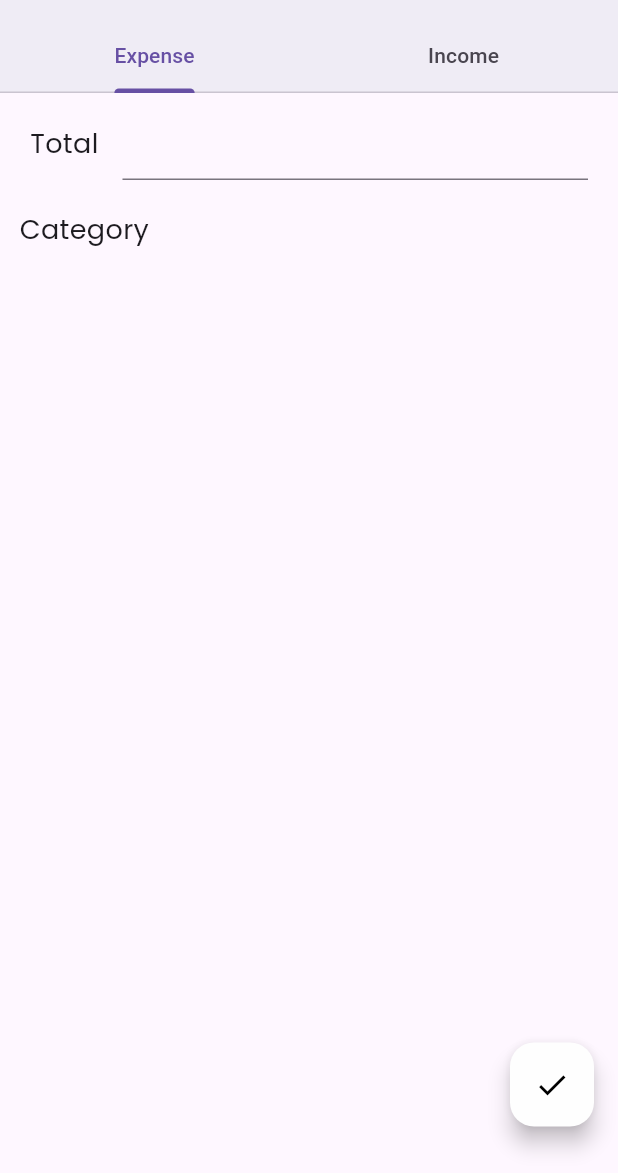
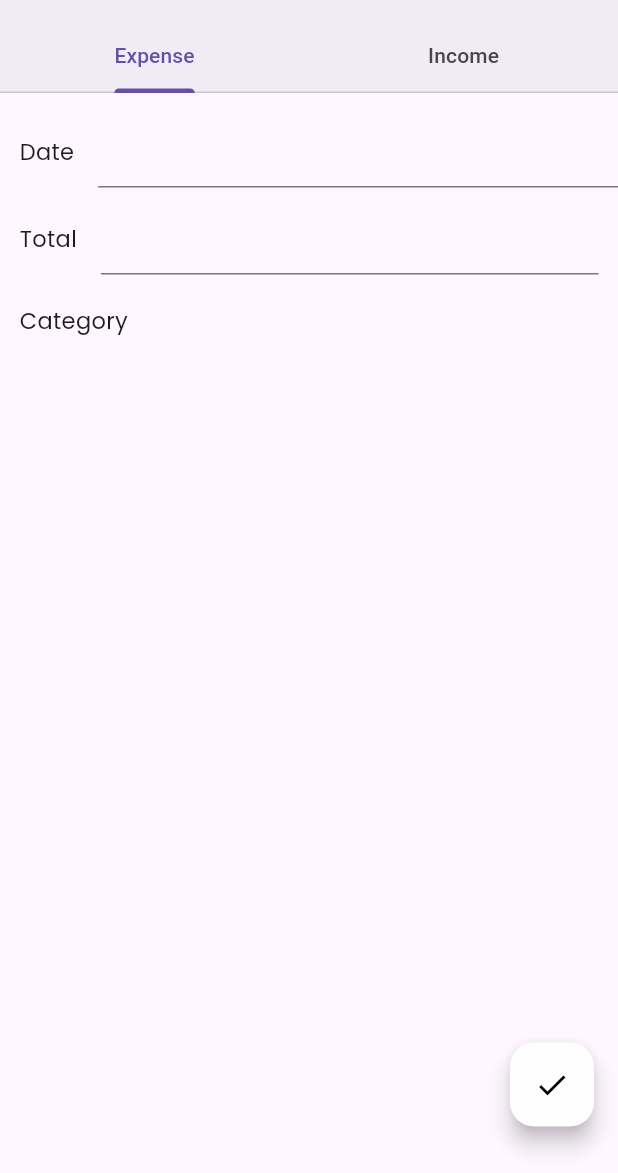
Before and after one commit to ITakora/money_manager, a Flutter app: the screen it shows after launch, after a tap on the "add" icon, on a phone screen of 412 x 824 dp, the part 63-1236 px from its top. Run offline on Flutter 3.47's test engine with Material 3 defaults, Android fonts, the phone set to English and light mode, and no system bars; our stand-ins replace fl_chart, google_fonts, persistent_bottom_nav_bar_v2; missing offline and left inert: pattern_formatter.

Commit message:
adding date picker

```diff
--- a/lib/models/money_model.dart
+++ b/lib/models/money_model.dart
@@ -8,7 +8,14 @@ class Money {
   String category;
   String time;
   String money;
+  String Deskripsi;
 
-  Money(String? id, this.title, this.category, this.time, this.money)
-      : id = id ?? uuid.v4();
+  Money({
+    required this.title,
+    required this.category,
+    required this.time,
+    required this.money,
+    required this.Deskripsi,
+    String? id,
+  }) : id = id ?? uuid.v4();
 }
--- a/lib/screens/home_screen.dart
+++ b/lib/screens/home_screen.dart
@@ -3,6 +3,7 @@ import 'package:google_fonts/google_fonts.dart';
 import 'package:money_manager/screens/money_field_screen.dart';
 import 'package:money_manager/widgets/expense_card.dart';
 import 'package:money_manager/widgets/income_expense_card.dart';
+import 'package:persistent_bottom_nav_bar_v2/persistent_bottom_nav_bar_v2.dart';
 
 class HomeScreen extends StatelessWidget {
   const HomeScreen({super.key});
@@ -14,9 +15,7 @@ class HomeScreen extends StatelessWidget {
         padding: const EdgeInsets.only(bottom: 15),
         child: FloatingActionButton(
           onPressed: () {
-            Navigator.of(context).push(MaterialPageRoute(
-              builder: (context) => MoneyFieldScreen(),
-            ));
+            pushScreenWithoutNavBar(context, MoneyFieldScreen());
           },
           backgroundColor: Color(0xFFFEFEFE),
           child: Icon(
--- a/lib/widgets/expend_field_widget.dart
+++ b/lib/widgets/expend_field_widget.dart
@@ -1,23 +1,80 @@
 import 'package:flutter/material.dart';
 import 'package:google_fonts/google_fonts.dart';
+import 'package:intl/intl.dart';
 import 'package:pattern_formatter/numeric_formatter.dart';
 
-class ExpendFieldWidget extends StatelessWidget {
+class ExpendFieldWidget extends StatefulWidget {
   const ExpendFieldWidget({super.key});
+
+  @override
+  State<ExpendFieldWidget> createState() => _ExpendFieldWidgetState();
+}
+
+class _ExpendFieldWidgetState extends State<ExpendFieldWidget> {
+  final textController = TextEditingController();
+
+  @override
+  void dispose() {
+    textController.dispose();
+    super.dispose();
+  }
+
+  Future selectDate() async {
+    DateTime? dateTime = await showDatePicker(
+        context: context,
+        initialDate: DateTime.now(),
+        firstDate: DateTime(2000),
+        lastDate: DateTime(2030));
+
+    DateFormat dateFormat = DateFormat("yyyy-MM-dd");
+
+    if (dateTime != null) {
+      setState(() {
+        textController.text = dateFormat.format(dateTime);
+      });
+    }
+  }
 
   @override
   Widget build(BuildContext context) {
     return Column(
       children: [
+        Padding(
+          padding: const EdgeInsets.only(left: 13, top: 15),
+          child: Row(
+            children: [
+              Text(
+                "Date",
+                style: GoogleFonts.poppins(
+                  fontSize: 15,
+                ),
+              ),
+              SizedBox(width: 16),
+              Expanded(
+                  child: TextFormField(
+                controller: textController,
+                onTap: () {
+                  selectDate();
+                },
+                readOnly: true,
+                enableInteractiveSelection: false,
+                inputFormatters: [ThousandsFormatter()],
+                decoration:
+                    InputDecoration(contentPadding: EdgeInsets.only(left: 4)),
+                style: TextStyle(fontSize: 18),
+              ))
+            ],
+          ),
+        ),
         SizedBox(height: 10),
         Padding(
-          padding: const EdgeInsets.symmetric(horizontal: 20),
+          padding: const EdgeInsets.symmetric(horizontal: 13),
           child: Row(
             children: [
               Text(
                 "Total",
                 style: GoogleFonts.poppins(
-                  fontSize: 18,
+                  fontSize: 15,
                 ),
               ),
               SizedBox(width: 16),
@@ -26,7 +83,7 @@ class ExpendFieldWidget extends StatelessWidget {
                 enableInteractiveSelection: false,
                 inputFormatters: [ThousandsFormatter()],
                 decoration: InputDecoration(
-                    contentPadding: EdgeInsets.only(left: 6), prefixText: "Rp"),
+                    contentPadding: EdgeInsets.only(left: 4), prefixText: "Rp"),
                 style: TextStyle(fontSize: 18),
                 keyboardType: TextInputType.number,
               ))
@@ -35,13 +92,13 @@ class ExpendFieldWidget extends StatelessWidget {
         ),
         SizedBox(height: 10),
         Padding(
-          padding: const EdgeInsets.symmetric(horizontal: 13, vertical: 10),
+          padding: const EdgeInsets.only(left: 13, top: 10),
           child: Row(
             children: [
               Text(
                 "Category",
                 style: GoogleFonts.poppins(
-                  fontSize: 18,
+                  fontSize: 15,
                 ),
               ),
             ],
--- a/pubspec.yaml
+++ b/pubspec.yaml
@@ -40,6 +40,7 @@ dependencies:
   path: ^1.9.1
   sqflite: ^2.4.2
   pattern_formatter: ^4.0.0
+  intl: ^0.19.0
 
 
 
```
Also changed, not shown: pubspec.lock.
